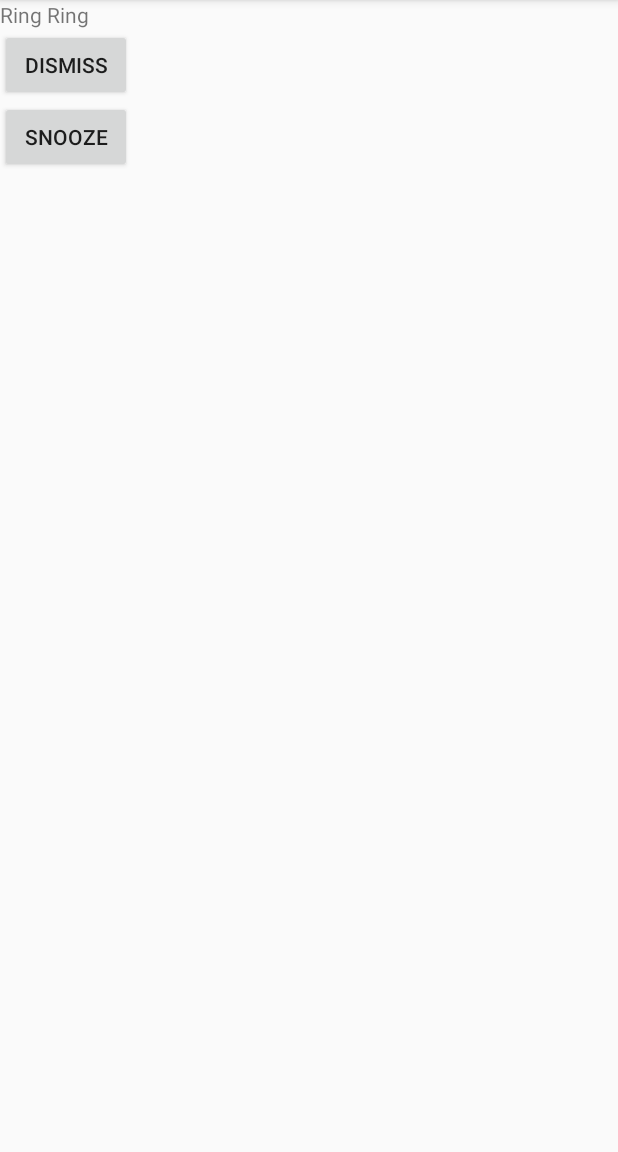
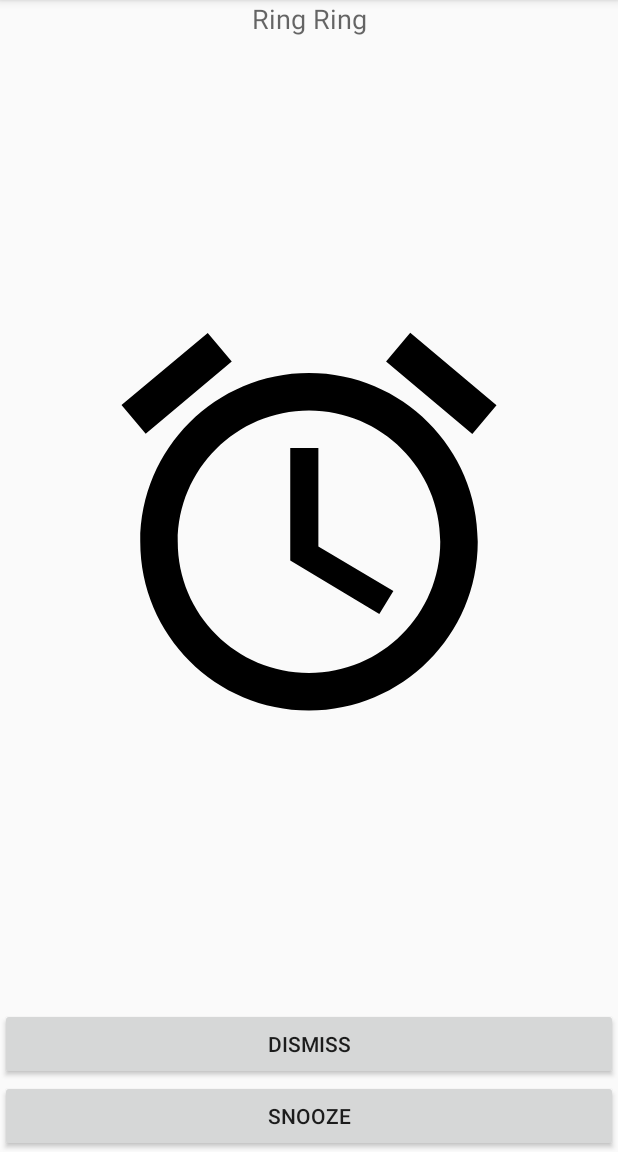
Before and after one commit to learntodroid/SimpleAlarmClock, an Android app: the RingActivity screen opened directly, with no data from a screen before it, on a phone screen of 412 x 824 dp, the part 84-1236 px from its top. Run offline under Robolectric (Android 15) with nearby library versions, the phone set to English and light mode, and no system bars; our stand-ins replace ButterKnife.

Commit message:
adding an animated clock to ring activity

```diff
--- a/app/src/main/java/com/learntodroid/simplealarmclock/activities/RingActivity.java
+++ b/app/src/main/java/com/learntodroid/simplealarmclock/activities/RingActivity.java
@@ -1,9 +1,12 @@
 package com.learntodroid.simplealarmclock.activities;
 
+import android.animation.ObjectAnimator;
+import android.animation.ValueAnimator;
 import android.content.Intent;
 import android.os.Bundle;
 import android.view.View;
 import android.widget.Button;
+import android.widget.ImageView;
 
 import androidx.annotation.Nullable;
 import androidx.appcompat.app.AppCompatActivity;
@@ -22,6 +25,7 @@ import butterknife.ButterKnife;
 public class RingActivity extends AppCompatActivity {
     @BindView(R.id.activity_ring_dismiss) Button dismiss;
     @BindView(R.id.activity_ring_snooze) Button snooze;
+    @BindView(R.id.activity_ring_clock) ImageView clock;
 
     @Override
     protected void onCreate(@Nullable Bundle savedInstanceState) {
@@ -69,5 +73,14 @@ public class RingActivity extends AppCompatActivity {
                 finish();
             }
         });
+
+        animateClock();
+    }
+
+    private void animateClock() {
+        ObjectAnimator rotateAnimation = ObjectAnimator.ofFloat(clock, "rotation", 0f, 20f, 0f, -20f, 0f);
+        rotateAnimation.setRepeatCount(ValueAnimator.INFINITE);
+        rotateAnimation.setDuration(800);
+        rotateAnimation.start();
     }
 }
--- a/app/src/main/res/layout/activity_ring.xml
+++ b/app/src/main/res/layout/activity_ring.xml
@@ -1,25 +1,49 @@
 <?xml version="1.0" encoding="utf-8"?>
-<LinearLayout
-    xmlns:android="http://schemas.android.com/apk/res/android"
+<androidx.constraintlayout.widget.ConstraintLayout xmlns:android="http://schemas.android.com/apk/res/android"
+    xmlns:app="http://schemas.android.com/apk/res-auto"
+    xmlns:tools="http://schemas.android.com/tools"
+    android:id="@+id/linearLayout"
     android:layout_width="match_parent"
-    android:layout_height="match_parent"
-    android:orientation="vertical">
+    android:layout_height="match_parent">
 
     <TextView
-        android:layout_width="match_parent"
+        android:id="@+id/textView"
+        android:layout_width="0dp"
         android:layout_height="wrap_content"
-        android:text="Ring Ring" />
+        android:text="Ring Ring"
+        android:textAlignment="center"
+        android:textAppearance="@style/TextAppearance.AppCompat.Medium"
+        app:layout_constraintEnd_toEndOf="parent"
+        app:layout_constraintStart_toStartOf="parent"
+        app:layout_constraintTop_toTopOf="parent" />
+
+    <ImageView
+        android:id="@+id/activity_ring_clock"
+        android:layout_width="300dp"
+        android:layout_height="300dp"
+        app:layout_constraintBottom_toTopOf="@+id/activity_ring_dismiss"
+        app:layout_constraintEnd_toEndOf="parent"
+        app:layout_constraintStart_toStartOf="parent"
+        app:layout_constraintTop_toBottomOf="@+id/textView"
+        app:srcCompat="@drawable/ic_alarm_black_24dp"
+        />
 
     <Button
-        android:layout_width="wrap_content"
+        android:id="@+id/activity_ring_dismiss"
+        android:layout_width="0dp"
         android:layout_height="wrap_content"
         android:text="Dismiss"
-        android:id="@+id/activity_ring_dismiss"/>
+        app:layout_constraintBottom_toTopOf="@+id/activity_ring_snooze"
+        app:layout_constraintEnd_toEndOf="parent"
+        app:layout_constraintStart_toStartOf="parent" />
 
     <Button
-        android:layout_width="wrap_content"
+        android:id="@+id/activity_ring_snooze"
+        android:layout_width="0dp"
         android:layout_height="wrap_content"
         android:text="Snooze"
-        android:id="@+id/activity_ring_snooze"/>
+        app:layout_constraintBottom_toBottomOf="parent"
+        app:layout_constraintEnd_toEndOf="parent"
+        app:layout_constraintStart_toStartOf="parent" />
 
-</LinearLayout>
+</androidx.constraintlayout.widget.ConstraintLayout>
```
